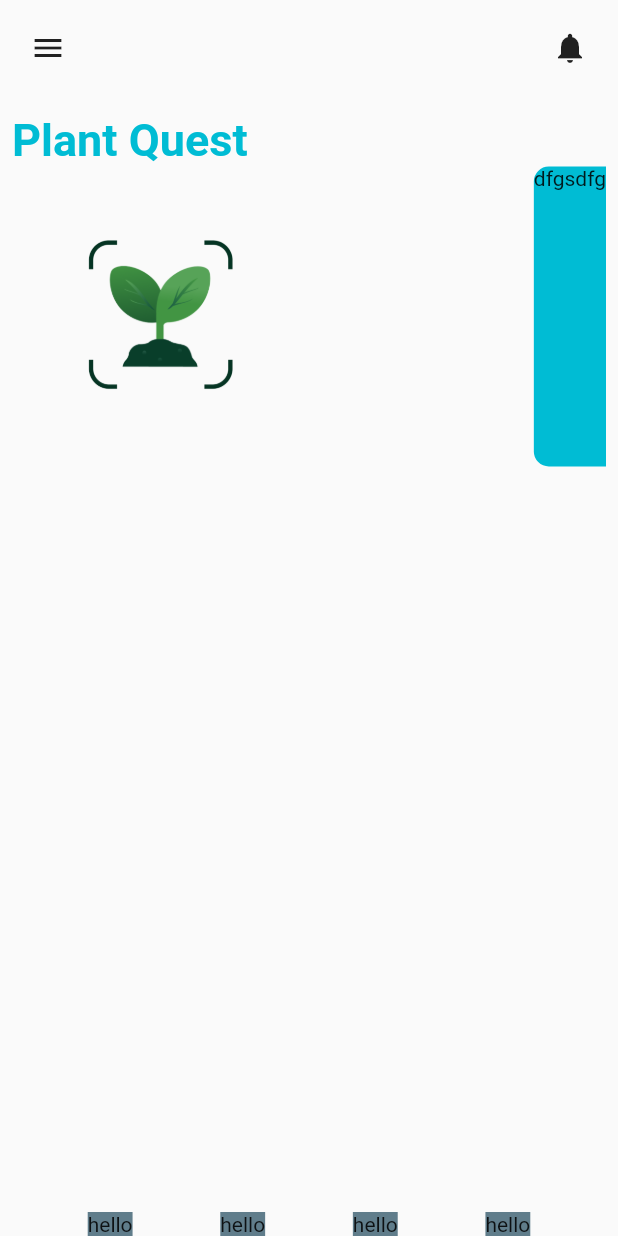
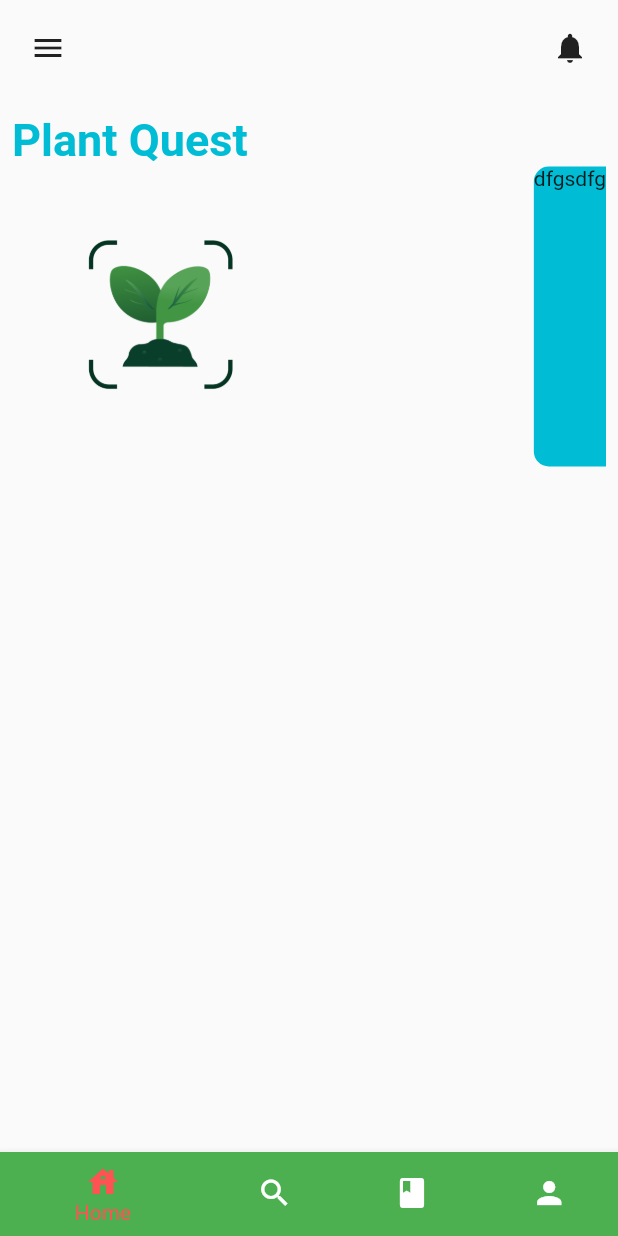
Before and after one commit to toh1n/agroshield_flutter, a Flutter app: the BaseNavScreen screen opened directly, on a phone screen of 412 x 824 dp. Run offline on Flutter 3.47's test engine with Material 2 defaults, Android fonts, the phone set to English and light mode, and no system bars; our stand-ins replace introduction_screen, shared_preferences; accounts and stored records are empty.

```diff
--- a/lib/ui/screens/base_nav_screen.dart
+++ b/lib/ui/screens/base_nav_screen.dart
@@ -26,26 +26,20 @@ class _BaseNavScreenState extends State<BaseNavScreen> {
   Widget build(BuildContext context) {
     return  Scaffold(
       body: screenList[_selectedIndex],
-      bottomNavigationBar: Row(
-        mainAxisAlignment: MainAxisAlignment.spaceEvenly,
-
-        children: [
-          Container(
-            color: Colors.blueGrey,
-              child: Text("hello")
-          ),
-          Container(
-              color: Colors.blueGrey,
-              child: Text("hello")
-          ),
-          Container(
-              color: Colors.blueGrey,
-              child: Text("hello")
-          ),
-          Container(
-              color: Colors.blueGrey,
-              child: Text("hello")
-          ),
+      bottomNavigationBar: BottomNavigationBar(
+        elevation: 4,
+        selectedItemColor: Colors.redAccent,
+        currentIndex: _selectedIndex,
+        onTap: (index){
+          setState(() {
+            _selectedIndex = index;
+          });
+        },
+        items: const [
+          BottomNavigationBarItem(icon: Icon(Icons.house),label: "Home",backgroundColor: Colors.green),
+          BottomNavigationBarItem(icon: Icon(Icons.search),label: "Search",backgroundColor: Colors.green),
+          BottomNavigationBarItem(icon: Icon(Icons.book),label: "Learn",backgroundColor: Colors.green),
+          BottomNavigationBarItem(icon: Icon(Icons.person),label: "Profile",backgroundColor: Colors.green),
         ],
       ),
     );
--- a/lib/ui/screens/search_screen.dart
+++ b/lib/ui/screens/search_screen.dart
@@ -10,6 +10,10 @@ class SearchScreen extends StatefulWidget {
 class _SearchScreenState extends State<SearchScreen> {
   @override
   Widget build(BuildContext context) {
-    return Scaffold();
+    return const Scaffold(
+      body: Center(
+        child: Text("Search Screen"),
+      ),
+    );
   }
 }
```
Also changed, not shown: lib/ui/screens/auth_screens/login_screen.dart (+64 -0 lines), lib/ui/screens/base_screen.dart (deleted, +0 -17 lines), lib/ui/screens/splash_screen.dart (+12 -3 lines).
